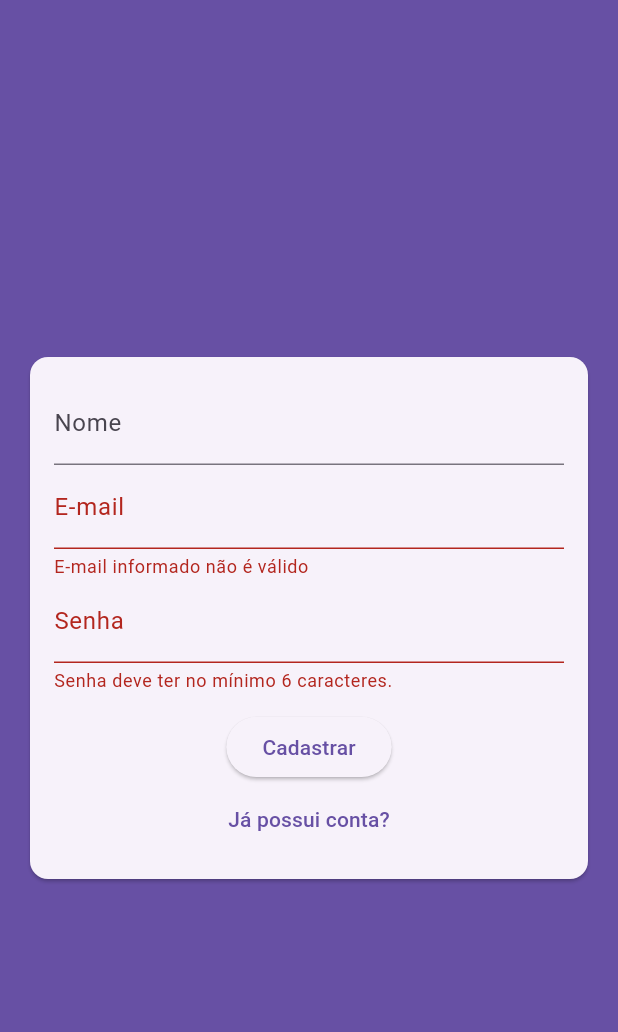
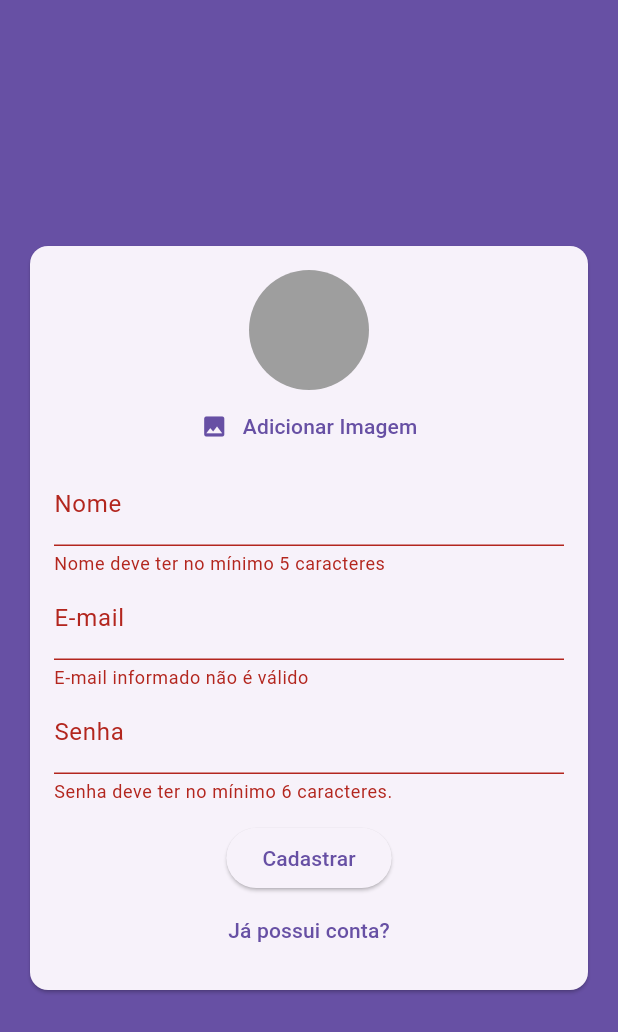
Before and after one commit to LuanaTito/TII09_uc14, a Flutter app: the screen it shows after launch, after a tap on "Entrar", after a tap on "Criar uma nova conta?", on a phone screen of 412 x 824 dp. Shown: the top 1032 px of the screen. Run offline on Flutter 3.47's test engine with Material 3 defaults, Android fonts, the phone set to English and light mode, and no system bars; our stand-ins replace image_picker.

Commit message:
inserindo imagem

```diff
--- a/chat/lib/components/auth_form.dart
+++ b/chat/lib/components/auth_form.dart
@@ -1,4 +1,7 @@
 //customizacao dos campos
+import 'dart:io';
+
+import 'package:chat/components/user_image_picker.dart';
 import 'package:chat/models/auth_form_data.dart';
 import 'package:flutter/material.dart';
 
@@ -18,9 +21,32 @@ class _AuthFormState extends State<AuthForm> {
   final _formKey = GlobalKey<FormState>(); // acessando dados do formulário
   final _formData = AuthFormData(); //usando a classe que foi criada
 
+  /*
+  Essa função será chamada quando o usuário escolher uma imagem
+  Ela guardará a imagem dentro do _formData.
+  */
+
+  void _handleImagePick(File image) {
+    _formData.image = image;
+  }
+
+  void _showErro(String msg) {
+    ScaffoldMessenger.of(context).showSnackBar(
+      SnackBar(
+        content: Text(msg),
+        backgroundColor: Theme.of(context).colorScheme.error,
+      ),
+    );
+  }
+
   void _submit() {
     final isValid = _formKey.currentState?.validate() ?? false;
     if (!isValid) return;
+
+//esta condição dará erro caso a imagem não for selecionada
+    if (_formData.image == null && _formData.isSignup) {
+      return _showErro('Imagem não selecionada');
+    }
 
     widget.onSubmit(_formData);
   }
@@ -37,13 +63,15 @@ class _AuthFormState extends State<AuthForm> {
             children: [
               if (_formData
                   .isSignup) //condicional, o nome só vai aparecer se for modo Signup o nome será renderizado
+                UserImagePicker(
+                  onImagePick: _handleImagePick, // inserindo a imagem do avatar
+                ),
               TextFormField(
                 key: const ValueKey(
                     'name'), //neste caso está atribuindo o nome ao valor, para não mudar na alternancia.
                 initialValue: _formData
                     .name, //usando ele como inicial, mesmo se o valor sumir ele permanece com o valor
-                  onChanged: (name) =>
-                      _formData.name = name, //guardando o valor.
+                onChanged: (name) => _formData.name = name, //guardando o valor.
                 decoration: const InputDecoration(labelText: 'Nome'),
                 validator: (localName) {
                   final name = localName ?? '';
--- a/chat/lib/components/user_image_picker.dart
+++ b/chat/lib/components/user_image_picker.dart
@@ -0,0 +1,66 @@
+import 'dart:io';
+import 'package:flutter/material.dart';
+import 'package:image_picker/image_picker.dart';
+
+class UserImagePicker extends StatefulWidget {
+  final void Function(File image) onImagePick; //função do método
+
+  const UserImagePicker({
+    super.key,
+    required this.onImagePick,
+  });
+
+  @override
+  State<UserImagePicker> createState() => _UserImagePickerState();
+}
+
+class _UserImagePickerState extends State<UserImagePicker> {
+  File? _image;
+
+  Future<void> _pickImage() async {
+    final picker = ImagePicker();
+    final pickedImage = await picker.pickImage(
+      source: ImageSource.gallery,
+      imageQuality: 50,
+      maxWidth: 150,
+    );
+
+    if (pickedImage != null) {
+      setState(() {
+        _image = File(pickedImage.path); //caminho da imagem
+      });
+      widget.onImagePick(_image!);
+    }
+  }
+
+/*
+ImagePicker() cria o objeto responsável por abrir a galeria
+pickImage() abre a galeria e aguarda o usuário escolher a imagem
+*/
+
+  @override
+  Widget build(BuildContext context) {
+    return Column(
+      children: [
+        CircleAvatar(
+          radius: 40,
+          backgroundColor: Colors.grey,
+          backgroundImage: _image != null ? FileImage(_image!) : null,
+        ),
+        TextButton(
+          onPressed: _pickImage,
+          child: const Row(
+            mainAxisAlignment: MainAxisAlignment.center,
+            children: [
+              Icon(
+                Icons.image,
+              ),
+              SizedBox(width: 10),
+              Text('Adicionar Imagem'),
+            ],
+          ),
+        ),
+      ],
+    );
+  }
+}
```
Lines whose indentation alone changed are shown as unchanged.
